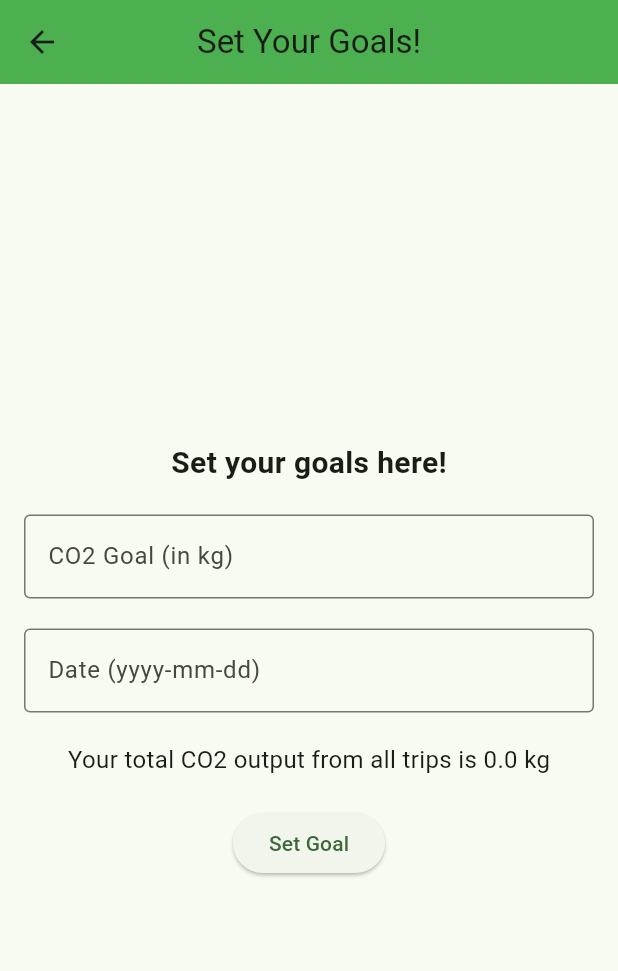
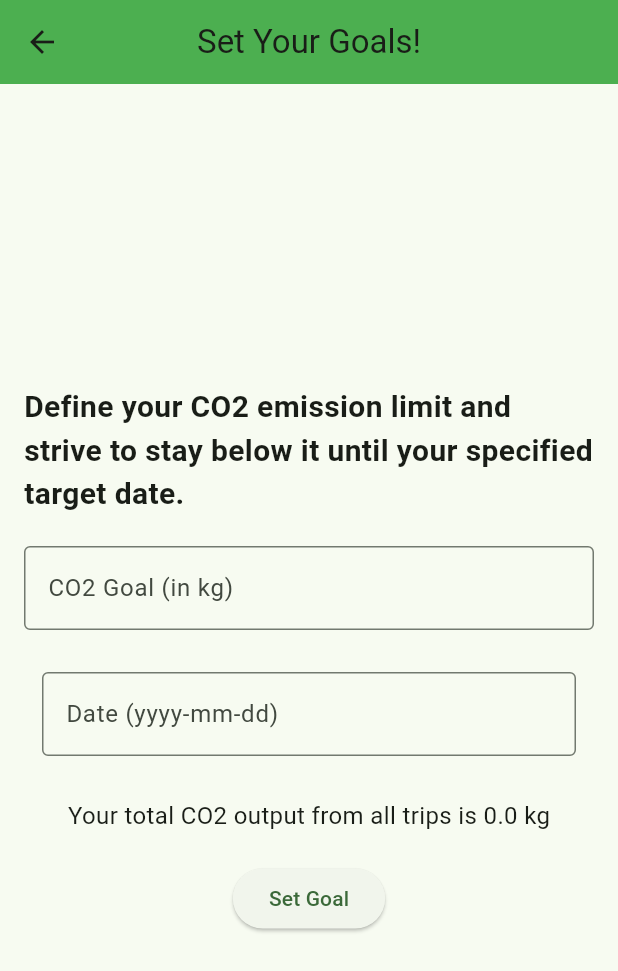
Before and after one commit to perujuice/carbon-footprint-tracker, a Flutter app: the GoalPage screen opened directly, after a tap on "Set Goal", on a phone screen of 412 x 824 dp. Shown: the top 971 px of the screen. Run offline on Flutter 3.47's test engine with Material 3 defaults, Android fonts, the phone set to English and light mode, and no system bars; our stand-ins replace flutter_calendar_carousel, flutter_typeahead; network calls fail.

Commit message:
feat: goal setting works with the database as well

```diff
--- a/carbon_tracker/lib/pages/goal_page.dart
+++ b/carbon_tracker/lib/pages/goal_page.dart
@@ -1,6 +1,7 @@
 import 'package:flutter/material.dart';
 import 'package:http/http.dart' as http;
 import 'dart:convert';
+import 'package:intl/intl.dart';
 
 class GoalPage extends StatefulWidget {
   const GoalPage({super.key});
@@ -46,7 +47,7 @@ class _GoalPageState extends State<GoalPage> {
     final url = Uri.parse('http://10.0.2.2:8080/users/$userId/goal');
     final goal = {
       'co2Output': double.parse(_goalController.text),
-      'period': _dateController.text,
+      'targetDate': _dateController.text,
     };
 
     try {
@@ -57,12 +58,18 @@ class _GoalPageState extends State<GoalPage> {
       );
 
       if (response.statusCode == 200) {
-        print('Goal set successfully');
+        ScaffoldMessenger.of(context).showSnackBar(
+          const SnackBar(content: Text('Goal set successfully')),
+        );
       } else {
-        print('Failed to set goal');
+        ScaffoldMessenger.of(context).showSnackBar(
+          const SnackBar(content: Text('Failed to set goal')),
+        );
       }
       } catch (e) {
-      print('Error: $e');
+        ScaffoldMessenger.of(context).showSnackBar(
+          const SnackBar(content: Text('An error occurred while setting the goal')),
+        );
       }
     }
 
@@ -84,7 +91,7 @@ class _GoalPageState extends State<GoalPage> {
             mainAxisAlignment: MainAxisAlignment.center,
             children: <Widget>[
               const Text(
-                'Set your goals here!',
+                "Define your CO2 emission limit and strive to stay below it until your specified target date.",
                 style: TextStyle(
                   fontSize: 20,
                   fontWeight: FontWeight.bold,
@@ -100,11 +107,26 @@ class _GoalPageState extends State<GoalPage> {
                 keyboardType: TextInputType.number,
               ),
               const SizedBox(height: 20),
-              TextFormField(
+              TextButton(
+                onPressed: () async {
+                  final DateTime? pickedDate = await showDatePicker(
+                    context: context,
+                    initialDate: DateTime.now(),
+                    firstDate: DateTime(2000),
+                    lastDate: DateTime(2100),
+                  );
+                  if (pickedDate != null) {
+                    _dateController.text = DateFormat('yyyy-MM-dd').format(pickedDate);
+                  }
+                },
+                child: AbsorbPointer(
+                  child: TextFormField(
                     controller: _dateController,
                     decoration: const InputDecoration(
                       labelText: 'Date (yyyy-mm-dd)',
                       border: OutlineInputBorder(),
+                    ),
+                  ),
                 ),
               ),
               const SizedBox(height: 20),
--- a/carbon_tracker/pubspec.yaml
+++ b/carbon_tracker/pubspec.yaml
@@ -35,6 +35,7 @@ dependencies:
     sdk: flutter
   flutter_calendar_carousel: ^2.0.2
   flutter_typeahead: ^3.2.1
+  intl: ^0.17.0
   # For http requests to comunication with the backend.
   http: ^0.13.3
 
```
Also changed, not shown: carbon_tracker/pubspec.lock, 2 other files. Lines whose indentation alone changed are shown as unchanged.
